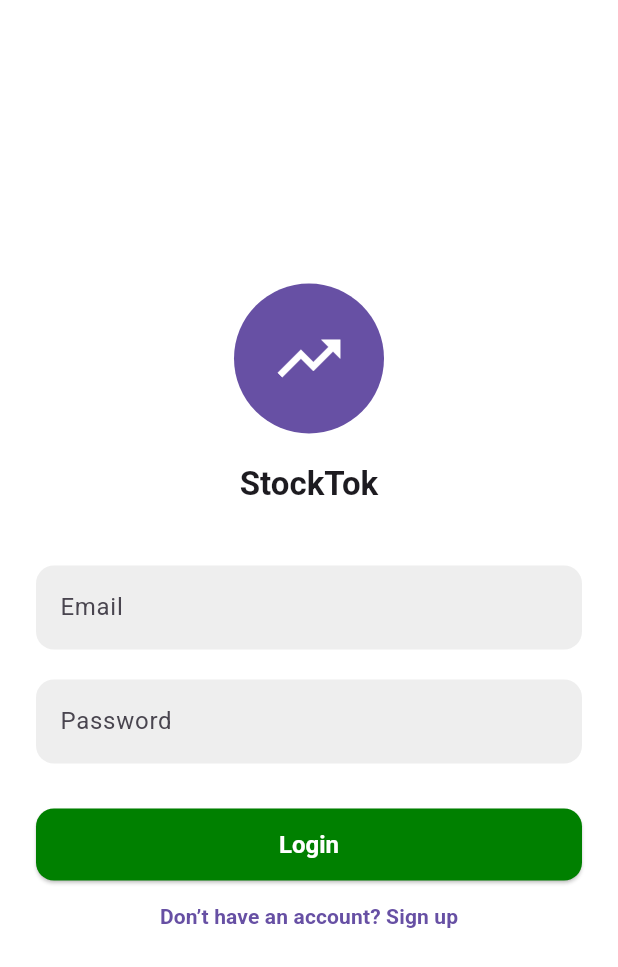
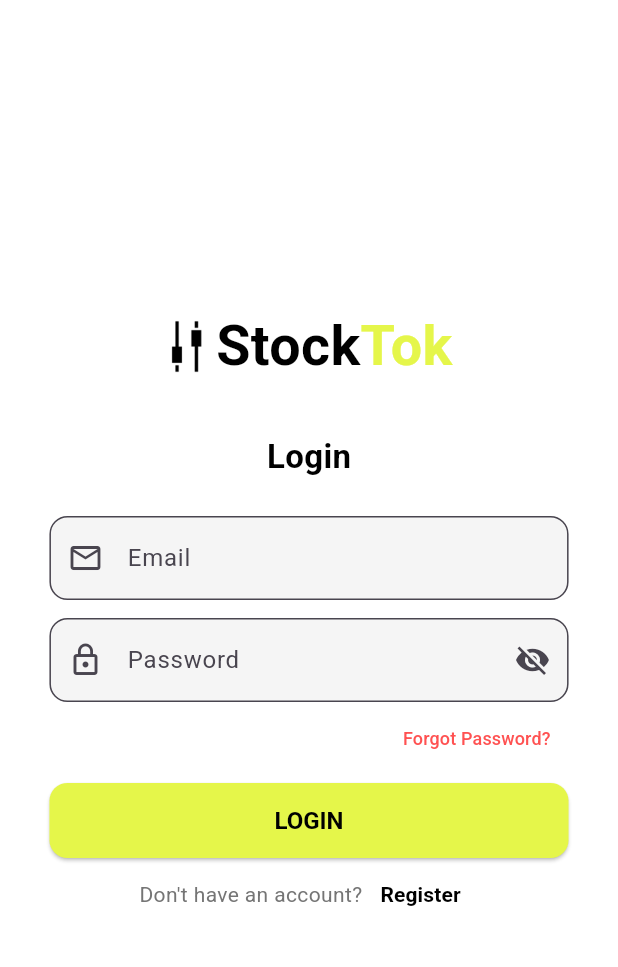
Before and after one commit to hassanabbas16/stocktok, a Flutter app: the AuthPage screen opened directly, on a phone screen of 412 x 824 dp. Shown: the top 967 px of the screen. Run offline on Flutter 3.47's test engine with Material 3 defaults, Android fonts, the phone set to English and light mode, and no system bars; drawn by our look-alikes of overlay_support; our stand-ins replace cloud_firestore, firebase_auth, firebase_core, flutter_dotenv, flutter_local_notifications; missing offline and left inert: flutter_background_service, flutter_background_service_android; accounts and stored records are empty; network calls fail.

Commit message:
auth page without forget password logic

```diff
--- a/lib/pages/auth_page.dart
+++ b/lib/pages/auth_page.dart
@@ -12,9 +12,12 @@ class _AuthPageState extends State<AuthPage> {
   final FirebaseAuth _auth = FirebaseAuth.instance;
   final _emailController = TextEditingController();
   final _passwordController = TextEditingController();
+  bool _obscurePassword = true;
 
   bool isLogin = true;
   bool isLoading = false;
+
+  final Color primaryColor = const Color(0xFFE5F64A);
 
   void _login() async {
     setState(() => isLoading = true);
@@ -61,81 +64,147 @@ class _AuthPageState extends State<AuthPage> {
 
   @override
   Widget build(BuildContext context) {
+    final width = MediaQuery.of(context).size.width;
+    final height = MediaQuery.of(context).size.height;
+
     return Scaffold(
-      // We rely on Theme.of(context).scaffoldBackgroundColor now,
-      // so remove backgroundColor override.
+      backgroundColor: Colors.white,
       body: Center(
         child: isLoading
             ? const CircularProgressIndicator()
             : SingleChildScrollView(
-          padding: const EdgeInsets.symmetric(horizontal: 24.0),
+          padding: EdgeInsets.symmetric(horizontal: width * 0.08),
           child: Column(
             mainAxisAlignment: MainAxisAlignment.center,
             children: [
-              CircleAvatar(
-                radius: 50,
-                // Use the theme’s primaryColor or keep your own color
-                backgroundColor: Theme.of(context).primaryColor,
-                child: const Icon(Icons.trending_up, size: 50, color: Colors.white),
+              Row(
+                mainAxisAlignment: MainAxisAlignment.center,
+                children: [
+                  Image.asset('assets/icons/iconf.png', height: height * 0.05),
+                  const SizedBox(width: 6),
+                  Text.rich(
+                    TextSpan(
+                      children: [
+                        TextSpan(
+                          text: 'Stock',
+                          style: TextStyle(fontSize: width * 0.09, fontWeight: FontWeight.bold, color: Colors.black),
                         ),
-              const SizedBox(height: 20),
-              Text(
-                'StockTok',
-                style: Theme.of(context).textTheme.titleLarge?.copyWith(
-                  fontWeight: FontWeight.bold,
+                        TextSpan(
+                          text: 'Tok',
+                          style: TextStyle(fontSize: width * 0.09, fontWeight: FontWeight.bold, color: primaryColor),
+                        ),
+                      ],
                     ),
                   ),
-              const SizedBox(height: 40),
+                ],
+              ),
 
-              // Email TextField
+              const SizedBox(height: 32),
+
+              // Dynamic Heading (Login/Signup)
+              Text(
+                isLogin ? 'Login' : 'Signup',
+                style: const TextStyle(fontSize: 22, fontWeight: FontWeight.bold, color: Colors.black),
+              ),
+
+              const SizedBox(height: 24),
+
+              // Email Field
               TextField(
                 controller: _emailController,
-                decoration: const InputDecoration(
-                  labelText: 'Email',
+                decoration: InputDecoration(
+                  prefixIcon: const Icon(Icons.email_outlined),
+                  hintText: 'Email',
+                  border: OutlineInputBorder(
+                    borderRadius: BorderRadius.circular(12),
+                  ),
+                  filled: true,
+                  fillColor: Colors.grey[100],
                 ),
                 keyboardType: TextInputType.emailAddress,
               ),
-              const SizedBox(height: 20),
 
-              // Password TextField
+              const SizedBox(height: 12),
+
+              // Password Field
               TextField(
                 controller: _passwordController,
-                decoration: const InputDecoration(
-                  labelText: 'Password',
+                decoration: InputDecoration(
+                  prefixIcon: const Icon(Icons.lock_outline),
+                  suffixIcon: IconButton(
+                    icon: Icon(
+                      _obscurePassword ? Icons.visibility_off : Icons.visibility,
                     ),
-                obscureText: true,
+                    onPressed: () {
+                      setState(() {
+                        _obscurePassword = !_obscurePassword;
+                      });
+                    },
                   ),
-              const SizedBox(height: 30),
+                  hintText: 'Password',
+                  border: OutlineInputBorder(
+                    borderRadius: BorderRadius.circular(12),
+                  ),
+                  filled: true,
+                  fillColor: Colors.grey[100],
+                ),
+                obscureText: _obscurePassword,
+              ),
+              if (isLogin)
+                Align(
+                  alignment: Alignment.centerRight,
+                  child: TextButton(
+                    onPressed: () {},
+                    child: const Text(
+                      'Forgot Password?',
+                      style: TextStyle(color: Colors.redAccent, fontSize: 12),
+                    ),
+                  ),
+                )
+              else
+                const SizedBox(height: 12), // Only during signup
 
-              // Primary Button (Login / Sign Up)
-              ElevatedButton(
+              const SizedBox(height: 6),
+
+              SizedBox(
+                width: double.infinity,
+                height: 50,
+                child: ElevatedButton(
                   onPressed: isLogin ? _login : _signup,
                   style: ElevatedButton.styleFrom(
-                  // Rely on theme for colors
-                  minimumSize: const Size.fromHeight(48),
+                    backgroundColor: primaryColor,
+                    foregroundColor: Colors.black,
                     shape: RoundedRectangleBorder(
                       borderRadius: BorderRadius.circular(12),
                     ),
                   ),
                   child: Text(
-                  isLogin ? 'Login' : 'Sign Up',
-                  style: const TextStyle(fontSize: 16, fontWeight: FontWeight.bold),
+                    isLogin ? 'LOGIN' : 'SIGNUP',
+                    style: const TextStyle(fontWeight: FontWeight.bold, fontSize: 16),
                   ),
+                ),
+              ),
+              Row(
+                mainAxisAlignment: MainAxisAlignment.center,
+                children: [
+                  Text(
+                    isLogin ? "Don't have an account?" : "Already have an account?",
+                    style: TextStyle(fontSize: 14, color: Colors.grey[600]),
                   ),
                   TextButton(
                     onPressed: () {
                       setState(() => isLogin = !isLogin);
                     },
-                style: TextButton.styleFrom(
-                  // Rely on theme for color
-                  minimumSize: const Size.fromHeight(40),
+                    child: Text(
+                      isLogin ? 'Register' : 'Login',
+                      style: const TextStyle(
+                        fontSize: 14,
+                        fontWeight: FontWeight.bold,
+                        color: Colors.black,
                       ),
-                child: Text(
-                  isLogin
-                      ? 'Don’t have an account? Sign up'
-                      : 'Already have an account? Login',
-                  style: const TextStyle(fontWeight: FontWeight.bold),
                     ),
+                  ),
+                ],
               ),
             ],
           ),
```
Lines whose indentation alone changed are shown as unchanged.
